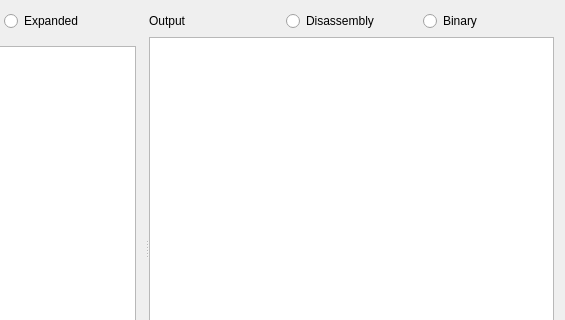
Before: the Qt Designer form src/ui/editortab.ui in hghit-harshit/Kites, drawn with Qt 5; both pictures show x 300 to 865 and y 0 to 320 of the 865 by 496 pixel window.
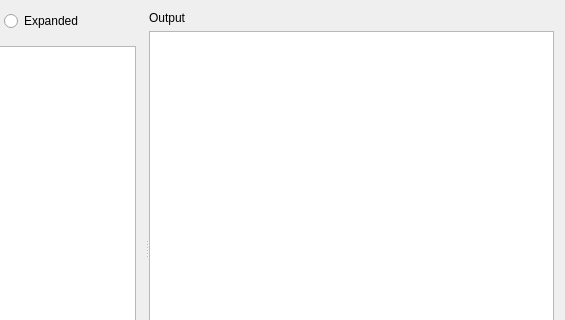
After: the same form once the commit is applied. Custom widgets are drawn as their Qt base class.

Diff of the .ui file:
```diff
--- a/src/ui/editortab.ui
+++ b/src/ui/editortab.ui
@@ -80,20 +80,6 @@
            </property>
           </widget>
          </item>
-         <item>
-          <widget class="QRadioButton" name="radioButton_3">
-           <property name="text">
-            <string>Disassembly</string>
-           </property>
-          </widget>
-         </item>
-         <item>
-          <widget class="QRadioButton" name="radioButton_4">
-           <property name="text">
-            <string>Binary</string>
-           </property>
-          </widget>
-         </item>
         </layout>
        </item>
        <item>
```
Left out of the diff: 2 changed lines with no effect on the pictures.
